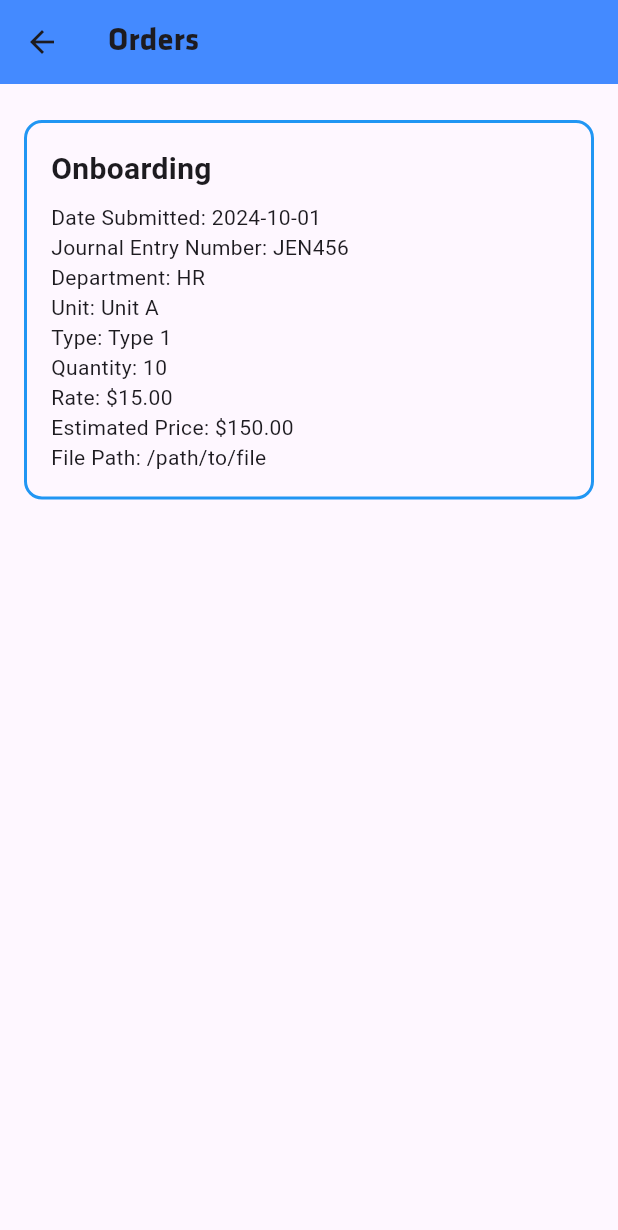
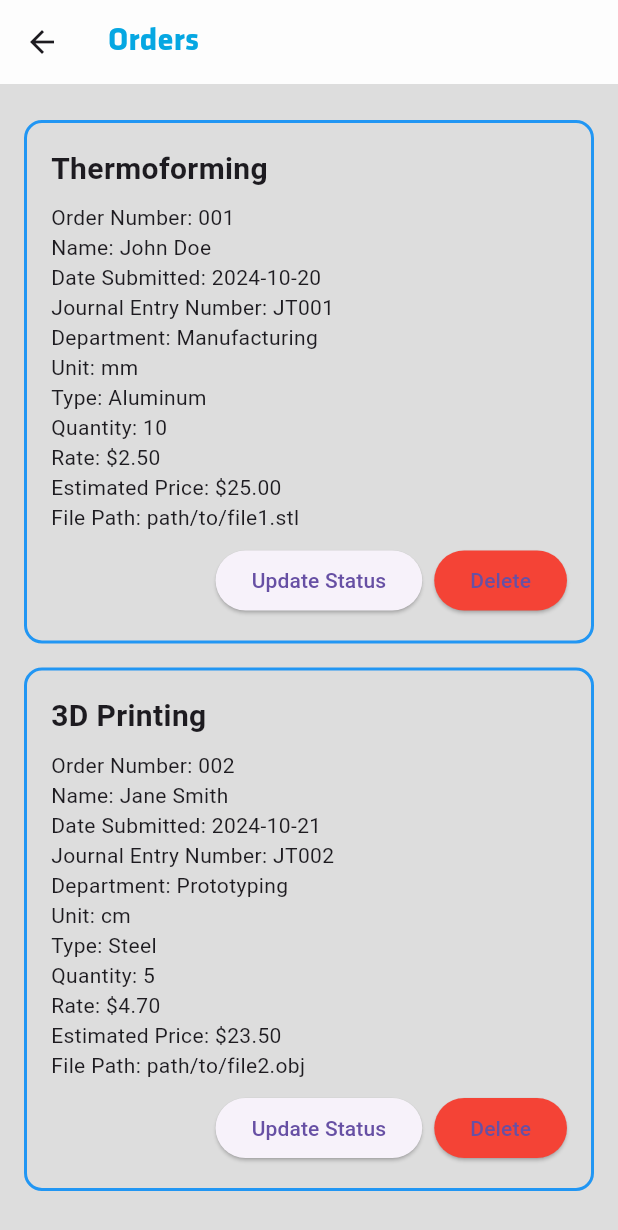
Before and after one commit to jhanel/service_package, a Flutter app: the AdminServices screen opened directly, on a phone screen of 412 x 824 dp. Shown: the top 1230 px of the screen. Run offline on Flutter 3.47's test engine with Material 3 defaults, Android fonts, the light colour scheme and no system bars; our stand-ins replace file_picker; missing offline and left inert: universal_html.

Commit message:
admin.dart
began display for admin page

```diff
--- /dev/null
+++ b/project/assets/orders.json
@@ -0,0 +1,28 @@
+[
+    {
+      "process": "Onboarding",
+      "unit": "Unit A",
+      "type": "Type 1",
+      "quantity": 10,
+      "rate": 15.00,
+      "estimatedPrice": 150.00,
+      "filePath": "/path/to/file",
+      "dateSubmitted": "2024-10-01",
+      "journalTransferNumber": "JEN456",
+      "department": "HR",
+      "status": "Pending"
+    },
+    {
+      "process": "Evaluation",
+      "unit": "Unit B",
+      "type": "Type 2",
+      "quantity": 5,
+      "rate": 20.00,
+      "estimatedPrice": 100.00,
+      "filePath": "/path/to/file",
+      "dateSubmitted": "2024-10-05",
+      "journalTransferNumber": "JEN789",
+      "department": "Finance",
+      "status": "In Progress"
+    }
+  ]
--- a/project/lib/admin.dart
+++ b/project/lib/admin.dart
@@ -1,58 +1,211 @@
+import 'dart:convert';
 import 'package:flutter/material.dart';
-import 'main.dart';
 
-class AdminServices extends StatelessWidget {
-   AdminServices({Key? key}) : super(key: key);
+const String orderJson = '''
+[
+  {
+    "orderNumber": "001",
+    "name": "John Doe",
+    "process": "Thermoforming",
+    "unit": "mm",
+    "type": "Aluminum",
+    "quantity": 10,
+    "rate": 2.5,
+    "estimatedPrice": 25.0,
+    "filePath": "path/to/file1.stl",
+    "dateSubmitted": "2024-10-20",
+    "journalTransferNumber": "JT001",
+    "department": "Manufacturing",
+    "status": "Received"
+  },
+  {
+    "orderNumber": "002",
+    "name": "Jane Smith",
+    "process": "3D Printing",
+    "unit": "cm",
+    "type": "Steel",
+    "quantity": 5,
+    "rate": 4.7,
+    "estimatedPrice": 23.5,
+    "filePath": "path/to/file2.obj",
+    "dateSubmitted": "2024-10-21",
+    "journalTransferNumber": "JT002",
+    "department": "Prototyping",
+    "status": "In Progress"
+  }
+]
+''';
 
-  // Sample order
-  final List<NewOrder> orders = [
-    NewOrder(
-      process: 'Onboarding',
-      unit: 'Unit A',
-      type: 'Type 1',
-      quantity: 10,
-      rate: 15.00,
-      estimatedPrice: 150.00,
-      filePath: '/path/to/file', //  file path
-      dateSubmitted: '2024-10-01', // New field
-      journalTransferNumber: 'JEN456', // New field
-      department: 'HR', // New field
-    ),
-  ];
+class AdminServices extends StatefulWidget {
+  const AdminServices({Key? key}) : super(key: key);
+
+  @override
+  _AdminServicesState createState() => _AdminServicesState();
+}
+
+class _AdminServicesState extends State<AdminServices> {
+  List<NewOrder> orders = [];
+
+  @override
+  void initState() {
+    super.initState();
+    // Parse JSON and initialize the orders list
+    final List<dynamic> jsonOrders = jsonDecode(orderJson);
+    orders = jsonOrders.map((order) => NewOrder.fromJson(order)).toList();
+  }
 
   @override
   Widget build(BuildContext context) {
     return Scaffold(
       appBar: AppBar(
-        title: const Text(
+        title: Text(
           'Orders',
           style: TextStyle(
             fontFamily: 'Klavika',
             fontWeight: FontWeight.bold,
             fontSize: 22.0,
+            color: Theme.of(context).secondaryHeaderColor,
           ),
         ),
-        backgroundColor: Colors.blueAccent,
+        backgroundColor: Theme.of(context).cardColor,
       ),
-      body: Padding(
-        padding: const EdgeInsets.all(16.0),
-        child: ListView.builder(
-          itemCount: orders.length,
-          itemBuilder: (context, index) {
-            final order = orders[index];
-            return OrderContainer(order: order);
-          },
+      body: Container(
+        color: Theme.of(context).canvasColor,
+        child: Padding(
+          padding: const EdgeInsets.all(16.0),
+          child: orders.isEmpty
+              ? const Center(
+                  child: Text(
+                    'No orders at this time',
+                    style: TextStyle(
+                      fontFamily: 'Klavika',
+                      fontWeight: FontWeight.normal,
+                    ),
+                  ),
+                )
+              : ListView.builder(
+                  itemCount: orders.length,
+                  itemBuilder: (context, index) {
+                    final order = orders[index];
+                    return OrderContainer(
+                      order: order,
+                      onUpdateStatus: () => _updateOrderStatus(order),
+                      onDelete: () => _deleteOrder(order),
+                    );
+                  },
+                ),
         ),
       ),
     );
   }
+
+  // Function to update the order status
+  void _updateOrderStatus(NewOrder order) {
+    // List of statuses to choose from
+    List<String> statuses = ['Received', 'In Progress', 'Delivered', 'Completed'];
+
+    showDialog(
+      context: context,
+      builder: (BuildContext context) {
+        return AlertDialog(
+          title: const Text('Update Order Status'),
+          content: SingleChildScrollView(
+            child: Column(
+              mainAxisSize: MainAxisSize.min,
+              children: statuses.map((status) {
+                return ListTile(
+                  title: Text(status),
+                  onTap: () {
+                    setState(() {
+                      order.status = status; // Update the order's status field to the new status
+                    });
+                    Navigator.pop(context); // Close the dialog
+                  },
+                );
+              }).toList(),
+            ),
+          ),
+          actions: <Widget>[
+            TextButton(
+              child: const Text('Cancel'),
+              onPressed: () {
+                Navigator.of(context).pop(); // Close the dialog without making changes
+              },
+            ),
+          ],
+        );
+      },
+    );
+  }
+
+  void _deleteOrder(NewOrder order) {
+    setState(() {
+      orders.remove(order);
+    });
+  }
 }
 
-// display individual orders in a container
+class NewOrder {
+  final String orderNumber;
+  final String name;
+  final String process;
+  final String unit;
+  final String type;
+  final int quantity;
+  final double rate;
+  final double estimatedPrice;
+  final String filePath;
+  final String dateSubmitted;
+  final String journalTransferNumber;
+  final String department;
+  String status;
+
+  NewOrder({
+    required this.orderNumber,
+    required this.name,
+    required this.process,
+    required this.unit,
+    required this.type,
+    required this.quantity,
+    required this.rate,
+    required this.estimatedPrice,
+    required this.filePath,
+    required this.dateSubmitted,
+    required this.journalTransferNumber,
+    required this.department,
+    required this.status,
+  });
+
+  factory NewOrder.fromJson(Map<String, dynamic> json) {
+    return NewOrder(
+      orderNumber: json['orderNumber'],
+      name: json['name'],
+      process: json['process'],
+      unit: json['unit'],
+      type: json['type'],
+      quantity: json['quantity'],
+      rate: (json['rate'] as num).toDouble(),
+      estimatedPrice: (json['estimatedPrice'] as num).toDouble(),
+      filePath: json['filePath'],
+      dateSubmitted: json['dateSubmitted'],
+      journalTransferNumber: json['journalTransferNumber'],
+      department: json['department'],
+      status: json['status'],
+    );
+  }
+}
+
 class OrderContainer extends StatelessWidget {
   final NewOrder order;
+  final VoidCallback onUpdateStatus;
+  final VoidCallback onDelete;
 
-  const OrderContainer({Key? key, required this.order}) : super(key: key);
+  const OrderContainer({
+    Key? key,
+    required this.order,
+    required this.onUpdateStatus,
+    required this.onDelete,
+  }) : super(key: key);
 
   @override
   Widget build(BuildContext context) {
@@ -60,21 +213,22 @@ class OrderContainer extends StatelessWidget {
       margin: const EdgeInsets.symmetric(vertical: 8.0),
       padding: const EdgeInsets.all(16.0),
       decoration: BoxDecoration(
-        border: Border.all(color: Colors.blue, width: 2.0), // Thick outlined border
-        borderRadius: BorderRadius.circular(12.0), // Rounded corners
+        border: Border.all(color: Colors.blue, width: 2.0),
+        borderRadius: BorderRadius.circular(12.0),
       ),
       child: Column(
         crossAxisAlignment: CrossAxisAlignment.start,
         children: [
           Text(
-            order.process, // header
+            order.process,
             style: const TextStyle(
               fontSize: 20.0,
               fontWeight: FontWeight.bold,
             ),
           ),
           const SizedBox(height: 8.0),
-          // Order details
+          Text('Order Number: ${order.orderNumber}'),
+          Text('Name: ${order.name}'),
           Text('Date Submitted: ${order.dateSubmitted}'),
           Text('Journal Entry Number: ${order.journalTransferNumber}'),
           Text('Department: ${order.department}'),
@@ -84,6 +238,24 @@ class OrderContainer extends StatelessWidget {
           Text('Rate: \$${order.rate.toStringAsFixed(2)}'),
           Text('Estimated Price: \$${order.estimatedPrice.toStringAsFixed(2)}'),
           Text('File Path: ${order.filePath}'),
+          const SizedBox(height: 8.0),
+          Row(
+            mainAxisAlignment: MainAxisAlignment.end,
+            children: [
+              ElevatedButton(
+                onPressed: onUpdateStatus,
+                child: const Text('Update Status'),
+              ),
+              const SizedBox(width: 8.0),
+              ElevatedButton(
+                onPressed: onDelete,
+                style: ElevatedButton.styleFrom(
+                  backgroundColor: Colors.red,
+                ),
+                child: const Text('Delete'),
+              ),
+            ],
+          ),
         ],
       ),
     );
--- a/project/lib/main.dart
+++ b/project/lib/main.dart
@@ -5,7 +5,7 @@ import 'dart:convert';
 import 'dart:typed_data';
 import 'dart:math';
 import 'css.dart';
-//import 'admin.dart';
+import 'admin.dart';
 
 ThemeData currentTheme = CSS.lightTheme;
 
@@ -136,17 +136,32 @@ class MyHomePage extends StatelessWidget {
                 ),
               ),
 
-              /*// ADMIN
+              const SizedBox(height: 16.0),
+
+              // New button to go to Admin Page
               ElevatedButton(
                 onPressed: () {
-                  // Navigate to the AdminServices page
                   Navigator.push(
                     context,
-                    MaterialPageRoute(builder: (context) => AdminServices()),
+                    MaterialPageRoute(builder: (context) => const AdminServices()), // Navigate to AdminServices
                   );
                 },
-                child: const Text('ADMIN'),
-              )*/
+                style: ButtonStyle(
+                  backgroundColor: WidgetStateProperty.all(Theme.of(context).secondaryHeaderColor),
+                  side: WidgetStateProperty.all(BorderSide(width: 2.0, color: Theme.of(context).secondaryHeaderColor)),
+                  shape: WidgetStateProperty.all(RoundedRectangleBorder(
+                    borderRadius: BorderRadius.circular(8.0),
+                  )),
+                ),
+                child: Text(
+                  'GO TO ADMIN PAGE', // Button text
+                  style: TextStyle(
+                    color: Theme.of(context).primaryColorLight,
+                    fontFamily: 'Klavika',
+                    fontWeight: FontWeight.bold,
+                  ),
+                ),
+              ),
             ],
           ),
         ),
--- a/project/pubspec.yaml
+++ b/project/pubspec.yaml
@@ -28,6 +28,7 @@ flutter:
 
   assets:
     - assets/fonts/
+    - assets/orders.json
 
   fonts:
     - family: Klavika
```
